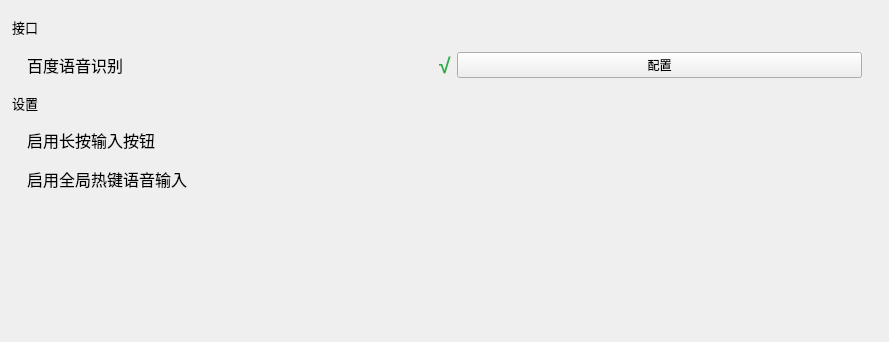
Above: windows/setting/child/settingchild_speech.ui from Zao-chen/ZcChat2 before the change; both pictures show x 0 to 889 and y 0 to 342 of the 889 by 645 pixel window. Below: the same form after it.
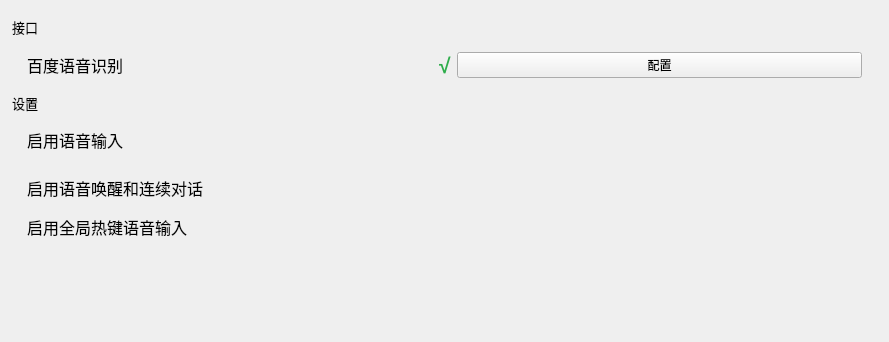
That is the form after the change. Custom widgets are drawn as their Qt base class.

Commit message:
feat: 语音唤醒、连续对话和语音结束功能 (#50)
* feat: 新增语音唤醒与连续对话

* test: 增加语音交互自动化测试

* chore: 完善语音依赖和跨平台发布

* docs: 补充语音功能和第三方链接

Diff of the .ui file:
```diff
--- a/windows/setting/child/settingchild_speech.ui
+++ b/windows/setting/child/settingchild_speech.ui
@@ -154,7 +154,7 @@
              </font>
             </property>
             <property name="text">
-             <string>启用长按输入按钮</string>
+             <string>启用语音输入</string>
             </property>
            </widget>
           </item>
@@ -162,6 +162,40 @@
            <widget class="ElaToggleSwitch" name="ToggleSwitch_SpeechInputEnable" native="true">
             <property name="toolTip">
              <string>启用或关闭语音输入功能</string>
+            </property>
+           </widget>
+          </item>
+         </layout>
+       </widget>
+       </item>
+       <item>
+        <widget class="ElaScrollPageArea" name="widget_WakeEnable" native="true">
+         <property name="toolTip">
+          <string>使用 Silero VAD 自动检测语音，并通过百度识别结果匹配当前角色的唤醒词</string>
+         </property>
+         <layout class="QHBoxLayout" name="horizontalLayout_WakeEnable" stretch="1,1">
+          <property name="leftMargin">
+           <number>15</number>
+          </property>
+          <property name="rightMargin">
+           <number>15</number>
+          </property>
+          <item>
+           <widget class="ElaText" name="label_WakeEnable">
+            <property name="font">
+             <font>
+              <pointsize>12</pointsize>
+             </font>
+            </property>
+            <property name="text">
+             <string>启用语音唤醒和连续对话</string>
+            </property>
+           </widget>
+          </item>
+          <item>
+           <widget class="ElaToggleSwitch" name="ToggleSwitch_WakeEnable" native="true">
+            <property name="toolTip">
+             <string>开启后会持续在本地检测人声；检测到的有效语音会上传百度以识别唤醒词</string>
             </property>
            </widget>
           </item>
```
The commit also changes 31 other files.
